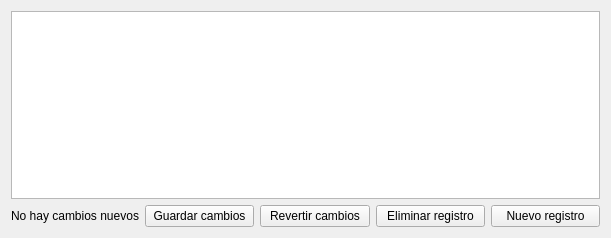
enchiladaSuiza/AsistenciaFototeca, file datos.ui: the form before one commit.
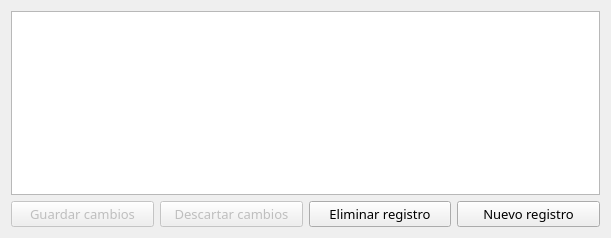
The form after the commit.

The edit to the form file:
```diff
--- a/datos.ui
+++ b/datos.ui
@@ -14,57 +14,83 @@
    <string>Form</string>
   </property>
   <layout class="QGridLayout" name="gridLayout">
-   <item row="0" column="0" colspan="5">
-    <widget class="QTableView" name="tableView">
-     <property name="selectionMode">
-      <enum>QAbstractItemView::SingleSelection</enum>
-     </property>
-    </widget>
-   </item>
    <item row="1" column="0">
-    <widget class="QLabel" name="cambiosLabel">
-     <property name="text">
-      <string>No hay cambios nuevos</string>
-     </property>
-    </widget>
-   </item>
-   <item row="1" column="1">
     <widget class="QPushButton" name="guardarButton">
      <property name="enabled">
-      <bool>true</bool>
+      <bool>false</bool>
+     </property>
+     <property name="font">
+      <font>
+       <family>Montserrat</family>
+       <pointsize>10</pointsize>
+      </font>
      </property>
      <property name="text">
       <string>Guardar cambios</string>
      </property>
     </widget>
    </item>
-   <item row="1" column="2">
+   <item row="1" column="1">
     <widget class="QPushButton" name="revertirButton">
+     <property name="enabled">
+      <bool>false</bool>
+     </property>
      <property name="sizePolicy">
       <sizepolicy hsizetype="Minimum" vsizetype="Fixed">
        <horstretch>0</horstretch>
        <verstretch>0</verstretch>
       </sizepolicy>
      </property>
+     <property name="font">
+      <font>
+       <family>Montserrat</family>
+       <pointsize>10</pointsize>
+      </font>
+     </property>
      <property name="text">
-      <string>Revertir cambios</string>
+      <string>Descartar cambios</string>
      </property>
     </widget>
    </item>
-   <item row="1" column="3">
+   <item row="1" column="2">
     <widget class="QPushButton" name="eliminarButton">
+     <property name="font">
+      <font>
+       <family>Montserrat</family>
+       <pointsize>10</pointsize>
+      </font>
+     </property>
      <property name="text">
       <string>Eliminar registro</string>
      </property>
     </widget>
    </item>
-   <item row="1" column="4">
+   <item row="1" column="3">
     <widget class="QPushButton" name="agregarButton">
+     <property name="font">
+      <font>
+       <family>Montserrat</family>
+       <pointsize>10</pointsize>
+      </font>
+     </property>
      <property name="text">
       <string>Nuevo registro</string>
      </property>
     </widget>
    </item>
+   <item row="0" column="0" colspan="4">
+    <widget class="QTableView" name="tableView">
+     <property name="font">
+      <font>
+       <family>Montserrat</family>
+       <pointsize>10</pointsize>
+      </font>
+     </property>
+     <property name="selectionMode">
+      <enum>QAbstractItemView::SingleSelection</enum>
+     </property>
+    </widget>
+   </item>
   </layout>
  </widget>
  <resources/>
```
